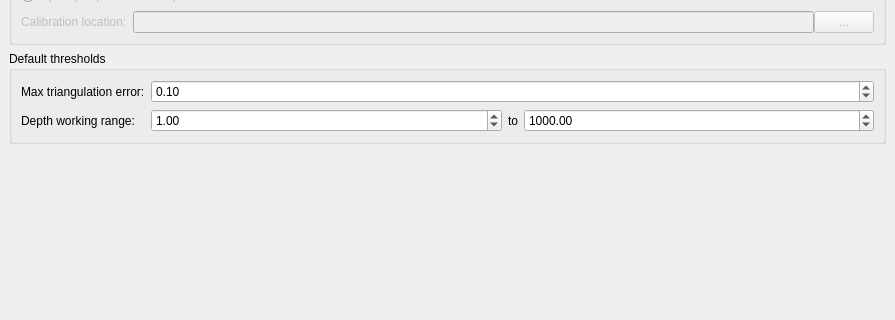
Qt form Code/Gui/MITK/Plugins/uk.ac.ucl.cmic.igisurfacerecon/src/internal/SurfaceReconViewPreferencePage.ui (NifTK/NifTK) before a commit; both pictures show x 0 to 895 and y 105 to 425 of the 895 by 817 pixel window.
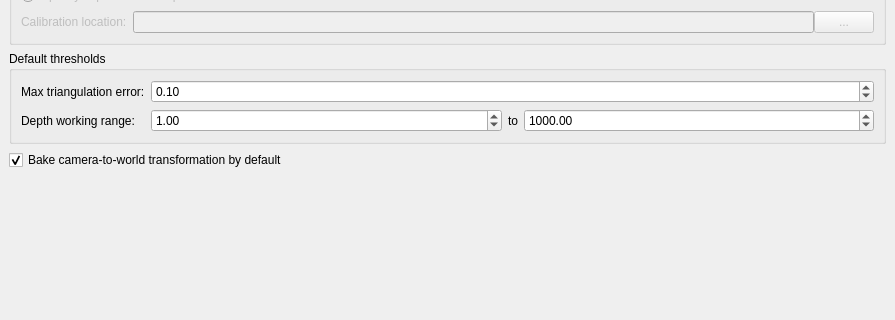
The same form after that commit.

Commit message: Bug #3241: bake camera-to-world transformation into point cloud coordinates, if requested

```diff
--- a/Code/Gui/MITK/Plugins/uk.ac.ucl.cmic.igisurfacerecon/src/internal/SurfaceReconViewPreferencePage.ui
+++ b/Code/Gui/MITK/Plugins/uk.ac.ucl.cmic.igisurfacerecon/src/internal/SurfaceReconViewPreferencePage.ui
@@ -196,6 +196,16 @@
         </layout>
        </widget>
       </item>
+      <item>
+       <widget class="QCheckBox" name="m_BakeWorldTransformCheckBox">
+        <property name="text">
+         <string>Bake camera-to-world transformation by default</string>
+        </property>
+        <property name="checked">
+         <bool>true</bool>
+        </property>
+       </widget>
+      </item>
       <item>
        <spacer name="verticalSpacer">
         <property name="orientation">
```
The commit also changes 6 other files.
